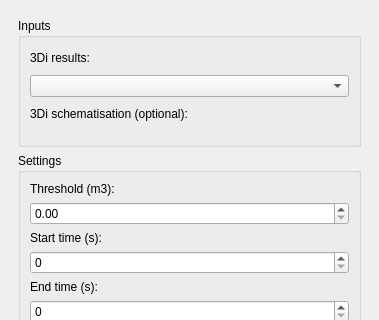
The window that tool_watershed/watershed_analysis_dockwidget_base.ui (nens/threedi-results-analysis) describes before a commit, drawn with Qt 5; both pictures show x 0 to 379 and y 0 to 320 of the 379 by 903 pixel window.
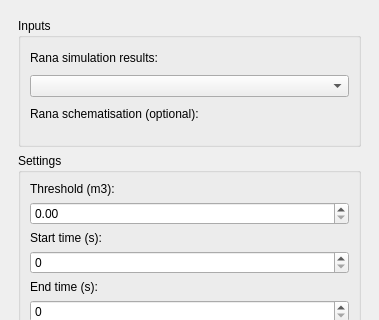
The same window after the commit. Custom widgets are drawn as their Qt base class.

Commit message: Rebranding the 3Di Results Analysis to Rana Results Analysis (#1151)

Patch:
```diff
--- a/tool_watershed/watershed_analysis_dockwidget_base.ui
+++ b/tool_watershed/watershed_analysis_dockwidget_base.ui
@@ -75,7 +75,7 @@
               </sizepolicy>
              </property>
              <property name="text">
-              <string>3Di results:</string>
+              <string>Rana simulation results:</string>
              </property>
             </widget>
            </item>
@@ -104,7 +104,7 @@
               <string>Required only when analysing (impervious) surfaces (0D inflow)</string>
              </property>
              <property name="text">
-              <string>3Di schematisation (optional):</string>
+              <string>Rana schematisation (optional):</string>
              </property>
             </widget>
            </item>
```
The commit also changes 74 other files.
